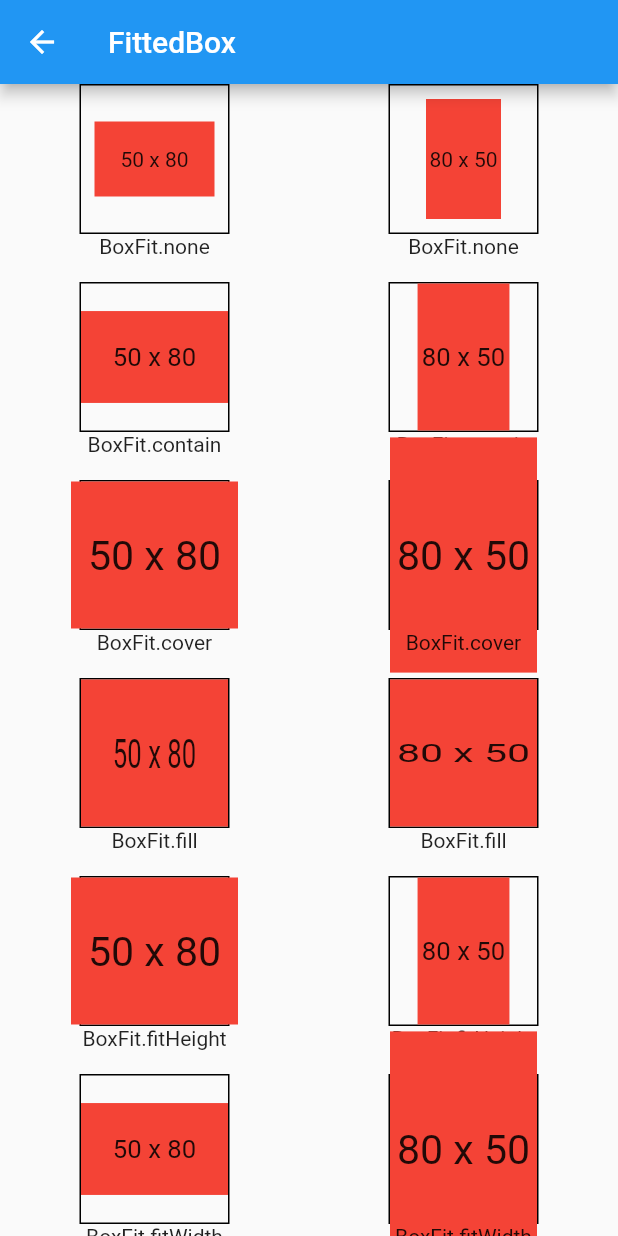
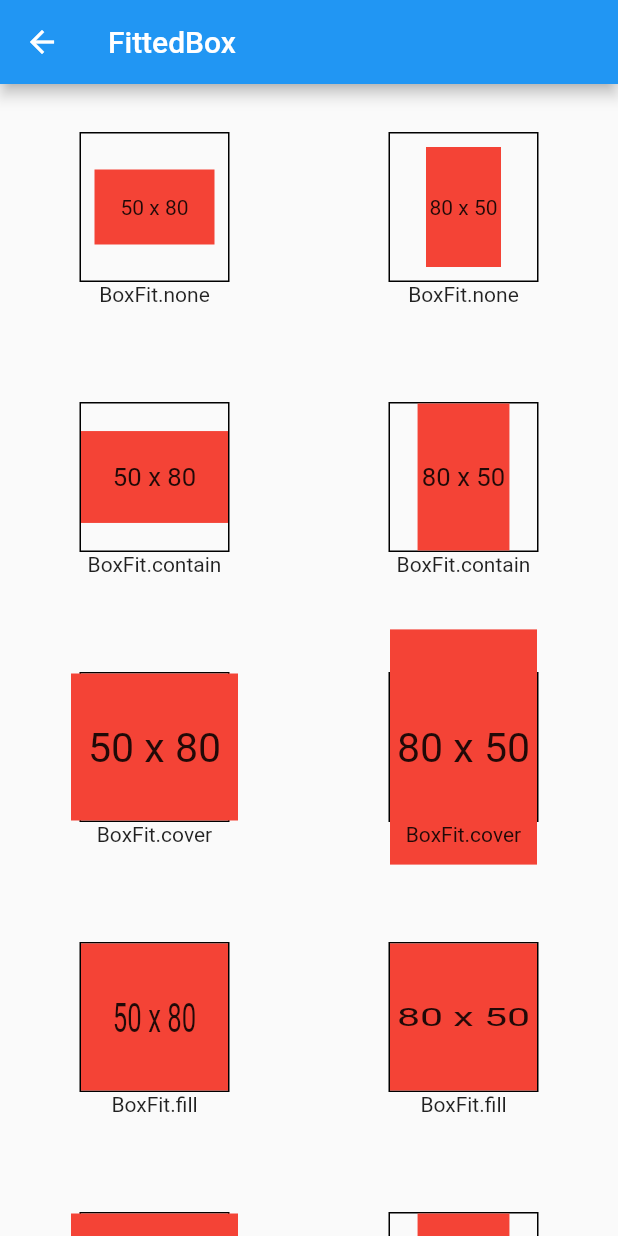
Before and after one commit to trm11tkr/widget-of-the-week, a Flutter app: the FittedBoxPage screen opened by its route, on a phone screen of 412 x 824 dp. Run offline on Flutter 3.47's test engine with Material 2 defaults, Android fonts, the phone set to English and light mode, and no system bars.

Commit message:
サンプルを2つ作成

```diff
--- a/lib/pages/fitted_box_page.dart
+++ b/lib/pages/fitted_box_page.dart
@@ -103,8 +103,14 @@ class FittedBoxPage extends StatelessWidget {
           ? Column(
               mainAxisAlignment: MainAxisAlignment.spaceAround,
               children: [
-                SingleChildScrollView(child: Row(children: boxListOf50x80)),
-                SingleChildScrollView(child: Row(children: boxListOf80x50)),
+                SingleChildScrollView(
+                  scrollDirection: Axis.horizontal,
+                  child: Row(children: boxListOf50x80),
+                ),
+                SingleChildScrollView(
+                  scrollDirection: Axis.horizontal,
+                  child: Row(children: boxListOf80x50),
+                ),
               ],
             )
           : Row(
@@ -133,7 +139,12 @@ class _CustomFittedBox extends StatelessWidget {
 
   @override
   Widget build(BuildContext context) {
-    return Column(
+    return Padding(
+      padding: EdgeInsets.symmetric(
+        horizontal: context.isLandscape ? 32 : 0,
+        vertical: context.isLandscape ? 0 : 32,
+      ),
+      child: Column(
         mainAxisAlignment: MainAxisAlignment.center,
         children: [
           Container(
@@ -147,14 +158,12 @@ class _CustomFittedBox extends StatelessWidget {
                 width: width,
                 color: Colors.red,
                 child: Center(child: Text(sizeLabel)),
-              ),),
+              ),
+            ),
           ),
           Text(fit.toString()),
-        const SizedBox(
-          width: 16,
-          height: 16,
-        )
         ],
+      ),
     );
   }
 }
```
Lines whose indentation alone changed are shown as unchanged.
